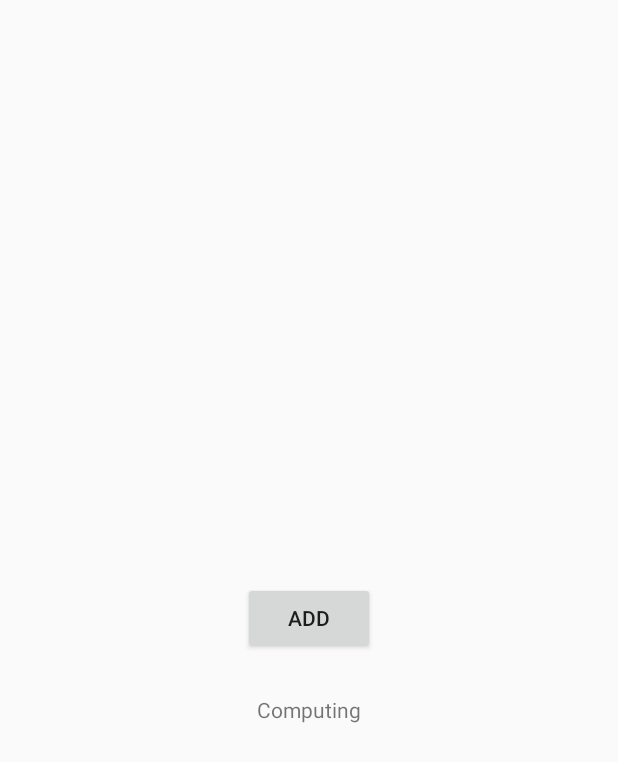
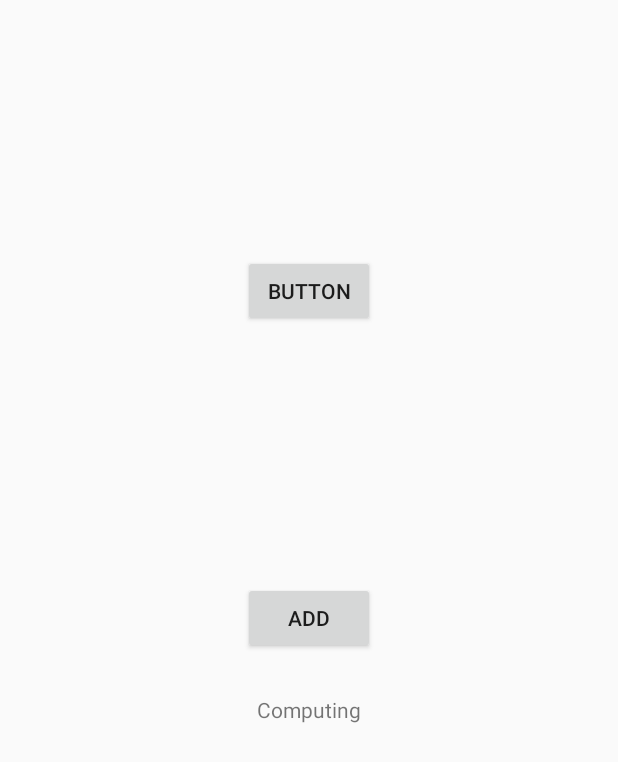
Before and after one commit to Saranya-Mukherjee/The-Cuber_______1, an Android app: the screen it shows after launch (MainActivity), after a tap on "ADD", on a phone screen of 412 x 824 dp. Shown: the top 762 px of the screen. Run offline under Robolectric (Android 15) with nearby library versions, the phone set to English and light mode, and no system bars; libraries missing offline, so code that uses them is left out: com.chaquo.python, me.aflak.arduino; 10 statements that could not run were skipped.

Commit message:
the cuber v1.0

```diff
--- a/app/src/main/java/com/putin/thecuber/MainActivity.java
+++ b/app/src/main/java/com/putin/thecuber/MainActivity.java
@@ -3,6 +3,7 @@ package com.putin.thecuber;
 import androidx.appcompat.app.AppCompatActivity;
 
 
+import android.hardware.usb.UsbDevice;
 import android.os.Bundle;
 import android.os.Handler;
 import android.text.Html;
@@ -19,14 +20,20 @@ import com.physicaloid.lib.Physicaloid;
 import com.physicaloid.lib.usb.driver.uart.ReadLisener;
 
 
+import java.util.Arrays;
+
+import me.aflak.arduino.Arduino;
+import me.aflak.arduino.ArduinoListener;
+
 import static android.widget.Toast.*;
 
-public class MainActivity extends AppCompatActivity {
+public class MainActivity extends AppCompatActivity implements ArduinoListener {
 
     Button b;
     TextView t;
     PyObject python;
     Physicaloid mPhysicaloid;
+    Arduino arduino;
 
     @Override
     protected void onCreate(Bundle savedInstanceState) {
@@ -36,48 +43,59 @@ public class MainActivity extends AppCompatActivity {
         if(!Python.isStarted())
             Python.start(new AndroidPlatform(this));
 
-        b=(Button)findViewById(R.id.button);
+        b=findViewById(R.id.button);
         b.setVisibility(View.INVISIBLE);
-        t=(TextView)findViewById(R.id.textView);
+        t=findViewById(R.id.textView);
 
         Python py=Python.getInstance();
         python=py.getModule("Rubics_CFOP");
         Log.d("solve","Ready!");
         b.setVisibility(View.VISIBLE);
 
-        mPhysicaloid=new Physicaloid(this);
 
-        mPhysicaloid.setBaudrate(9600);
-
-        if(mPhysicaloid.open()) { 	// tries to connect to device and if device was connected
-
-            // read listener, When new data is received from Arduino add it to Text view
-            mPhysicaloid.addReadListener(new ReadLisener() {
-                @Override
-                public void onRead(int size) {
-                    byte[] buf = new byte[size];
-                    mPhysicaloid.read(buf, size);
-                    tvAppend(t, Html.fromHtml("<font color=blue>" + new String(buf) + "</fon                     t>")); 		// add data to text viiew
-                }
-            });
-
-        } else {
-            //Error while connecting
-            Toast.makeText(this, "Cannot open", Toast.LENGTH_LONG).show();
-        }
-
+        arduino=new Arduino(this);
+        Button b1=findViewById(R.id.b1);
     }
 
-    Handler mHandler = new Handler();
-    private void tvAppend(TextView tv, CharSequence text) {
-        final TextView ftv = tv;
-        final CharSequence ftext = text;
-        mHandler.post(new Runnable() {
-            @Override
-            public void run() {
-                ftv.append(ftext); 	// add text to Text view
-            }
-        });
+    @Override
+    protected void onStart() {
+        super.onStart();
+        arduino.setArduinoListener(this);
+    }
+
+    @Override
+    protected void onDestroy() {
+        super.onDestroy();
+        arduino.unsetArduinoListener();
+        arduino.close();
+    }
+
+    @Override
+    public void onArduinoAttached(UsbDevice device) {
+        Toast.makeText(this, "Arduino attached", Toast.LENGTH_SHORT).show();
+        arduino.open(device);
+    }
+
+    @Override
+    public void onArduinoDetached() {
+        Toast.makeText(this,"Arduino detached",LENGTH_SHORT).show();
+    }
+
+    @Override
+    public void onArduinoMessage(byte[] bytes) {
+        Toast.makeText(this,new String(bytes),LENGTH_SHORT).show();
+    }
+
+    @Override
+    public void onArduinoOpened() {
+        String str = "Arduino opened...";
+        arduino.send(str.getBytes());
+        Toast.makeText(this,"Arduino opened.",LENGTH_SHORT).show();
+    }
+
+    public void se(View view){
+        arduino.send("1".getBytes());
+        Toast.makeText(this,"sending"+ Arrays.toString("1".getBytes()),LENGTH_SHORT).show();
     }
 
     public void doo(View view){
@@ -88,11 +106,6 @@ public class MainActivity extends AppCompatActivity {
         t.setText(o.toString());
         Log.d("solve",o.toString());
         Toast.makeText(this,o.toString(),LENGTH_SHORT).show();
-        String str= o.toString()+"\r\n";
-        if(str.length()>0) {
-            byte[] buf = str.getBytes();	//convert string to byte array
-            mPhysicaloid.write(buf, buf.length);	//write data to arduino
-        }
+        arduino.send(o.toString().getBytes());
     }
-
 }
--- a/app/src/main/res/layout/activity_main.xml
+++ b/app/src/main/res/layout/activity_main.xml
@@ -28,4 +28,17 @@
         app:layout_constraintStart_toStartOf="parent"
         app:layout_constraintTop_toBottomOf="@+id/button"
         app:layout_constraintVertical_bias="0.074" />
+
+    <Button
+        android:id="@+id/b1"
+        android:layout_width="wrap_content"
+        android:layout_height="wrap_content"
+        android:onClick="se"
+        android:text="Button"
+        app:layout_constraintBottom_toTopOf="@+id/button"
+        app:layout_constraintEnd_toEndOf="parent"
+        app:layout_constraintHorizontal_bias="0.5"
+        app:layout_constraintStart_toStartOf="parent"
+        app:layout_constraintTop_toTopOf="parent" />
+
 </androidx.constraintlayout.widget.ConstraintLayout>
```
Also changed, not shown: app/build.gradle (+7 -0 lines).
